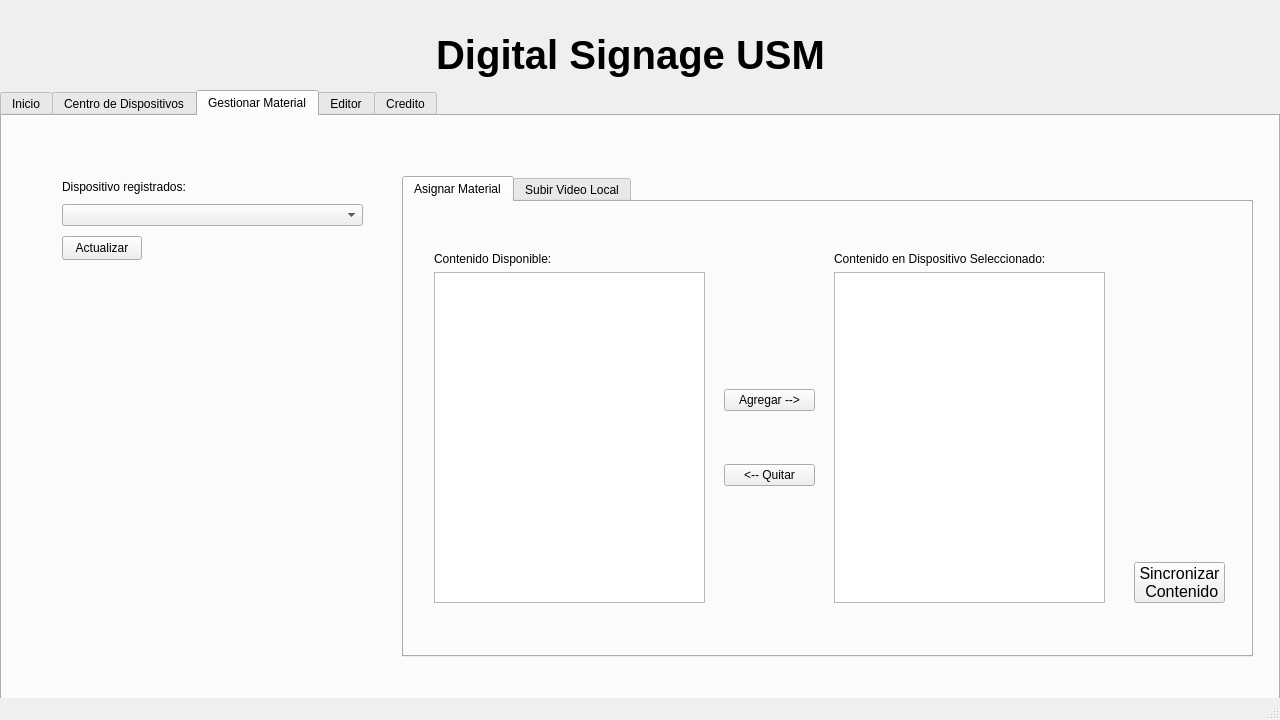
The window that ProyectoQT/Interfaz_Digital_SIgnage_USM/mainwindow.ui (seba-saca/Digital_Signage_USM) describes before a commit, drawn with Qt 5.
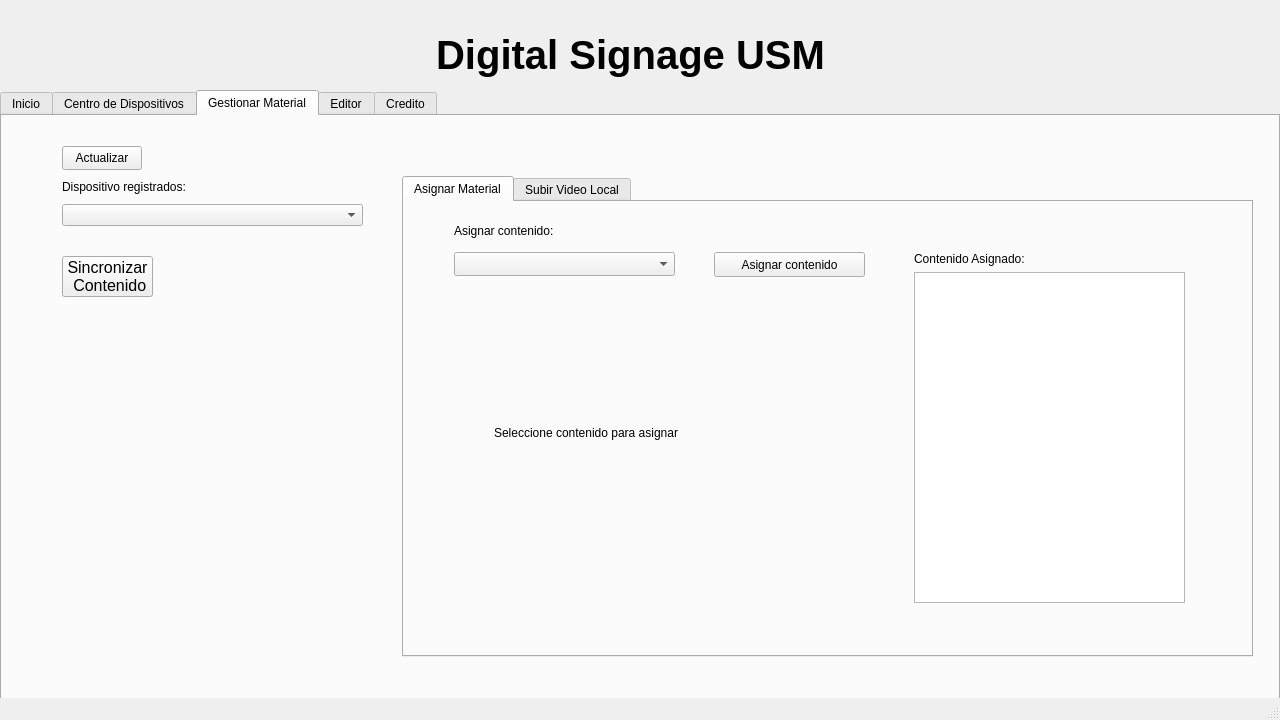
The same window after the commit. The open tabs and pages were chosen to show the change. Icons and pictures are not drawn.

Patch:
```diff
--- a/ProyectoQT/Interfaz_Digital_SIgnage_USM/mainwindow.ui
+++ b/ProyectoQT/Interfaz_Digital_SIgnage_USM/mainwindow.ui
@@ -566,7 +566,7 @@
        <widget class="QWidget" name="layoutWidget_12">
         <property name="geometry">
          <rect>
-          <x>30</x>
+          <x>510</x>
           <y>50</y>
           <width>271</width>
           <height>351</height>
@@ -576,7 +576,7 @@
          <item>
           <widget class="QLabel" name="Gestion_Contenido_Disponible_Label">
            <property name="text">
-            <string>Contenido Disponible:</string>
+            <string>Contenido Asignado:</string>
            </property>
           </widget>
          </item>
@@ -585,72 +585,62 @@
          </item>
         </layout>
        </widget>
-       <widget class="QWidget" name="layoutWidget_13">
+       <widget class="QComboBox" name="lista_asignar_contenido">
         <property name="geometry">
          <rect>
-          <x>320</x>
-          <y>140</y>
-          <width>91</width>
-          <height>191</height>
+          <x>50</x>
+          <y>50</y>
+          <width>221</width>
+          <height>24</height>
          </rect>
         </property>
-        <layout class="QVBoxLayout" name="verticalLayout_28">
-         <item>
-          <widget class="QPushButton" name="Gestion_Agregar_Boton">
-           <property name="text">
-            <string>Agregar --&gt;</string>
-           </property>
-          </widget>
-         </item>
-         <item>
-          <widget class="QPushButton" name="Gestion_Quitar_Boton">
-           <property name="text">
-            <string>&lt;-- Quitar</string>
-           </property>
-          </widget>
-         </item>
-        </layout>
        </widget>
-       <widget class="QWidget" name="layoutWidget_14">
+       <widget class="QLabel" name="label_asignar_contenido">
         <property name="geometry">
          <rect>
-          <x>430</x>
+          <x>50</x>
+          <y>20</y>
+          <width>201</width>
+          <height>17</height>
+         </rect>
+        </property>
+        <property name="text">
+         <string>Asignar contenido:</string>
+        </property>
+       </widget>
+       <widget class="QPushButton" name="boton_asignar_contenido">
+        <property name="geometry">
+         <rect>
+          <x>310</x>
           <y>50</y>
-          <width>271</width>
-          <height>351</height>
+          <width>151</width>
+          <height>25</height>
          </rect>
         </property>
-        <layout class="QVBoxLayout" name="verticalLayout_29">
-         <item>
-          <widget class="QLabel" name="Gestion_Contenido_Disponible_Label_2">
-           <property name="text">
-            <string>Contenido en Dispositivo Seleccionado:</string>
-           </property>
-          </widget>
-         </item>
-         <item>
-          <widget class="QListWidget" name="Gestion_Contenido_Disponible_2"/>
-         </item>
-        </layout>
+        <property name="text">
+         <string>Asignar contenido</string>
+        </property>
        </widget>
-       <widget class="QPushButton" name="sincronizar">
+       <widget class="QLabel" name="miniatura_asignar_contenido">
         <property name="geometry">
          <rect>
-          <x>730</x>
-          <y>360</y>
-          <width>91</width>
-          <height>41</height>
+          <x>90</x>
+          <y>120</y>
+          <width>341</width>
+          <height>221</height>
          </rect>
         </property>
-        <property name="font">
-         <font>
-          <pointsize>12</pointsize>
-          <bold>false</bold>
-         </font>
+        <property name="sizePolicy">
+         <sizepolicy hsizetype="Preferred" vsizetype="Preferred">
+          <horstretch>0</horstretch>
+          <verstretch>0</verstretch>
+         </sizepolicy>
         </property>
         <property name="text">
-         <string>Sincronizar 
- Contenido</string>
+         <string>Seleccione contenido para asignar</string>
+        </property>
+        <property name="scaledContents">
+         <bool>true</bool>
         </property>
        </widget>
       </widget>
@@ -664,7 +654,7 @@
       <property name="geometry">
        <rect>
         <x>60</x>
-        <y>120</y>
+        <y>30</y>
         <width>80</width>
         <height>24</height>
        </rect>
@@ -673,6 +663,26 @@
        <string>Actualizar</string>
       </property>
      </widget>
+     <widget class="QPushButton" name="sincronizar">
+      <property name="geometry">
+       <rect>
+        <x>60</x>
+        <y>140</y>
+        <width>91</width>
+        <height>41</height>
+       </rect>
+      </property>
+      <property name="font">
+       <font>
+        <pointsize>12</pointsize>
+        <bold>false</bold>
+       </font>
+      </property>
+      <property name="text">
+       <string>Sincronizar 
+ Contenido</string>
+      </property>
+     </widget>
     </widget>
     <widget class="QWidget" name="EditPlantilla">
      <attribute name="title">
```
Left out of the diff: 2 changed lines with no effect on the pictures.
